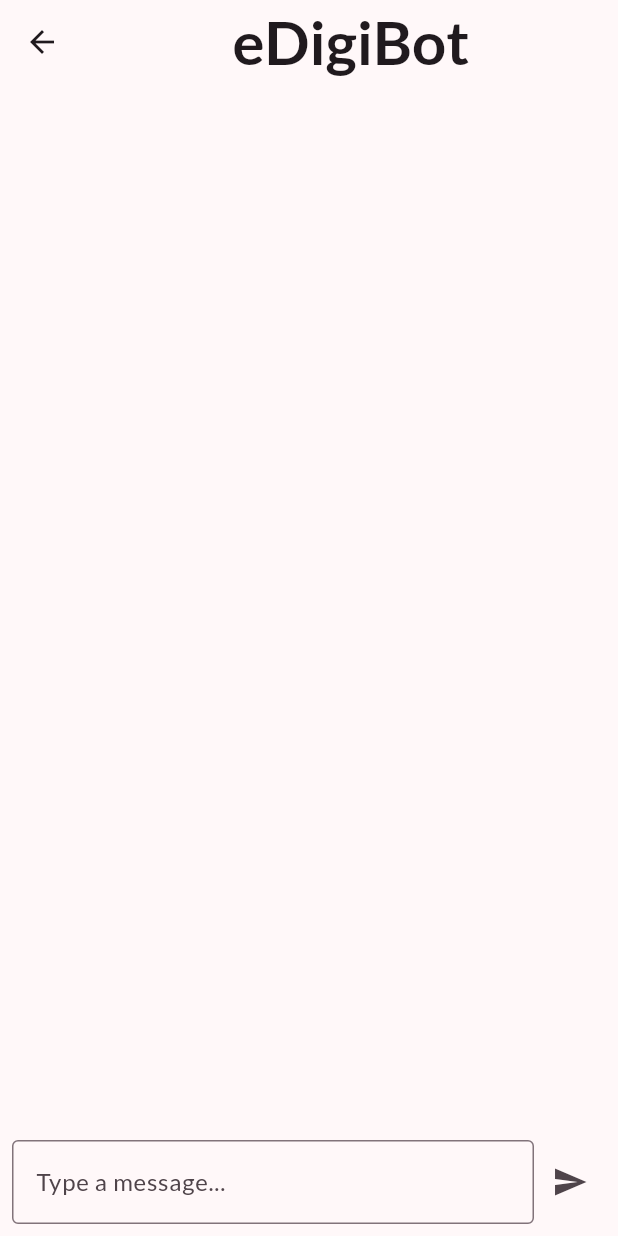
After one commit to Vaibhav2154/eDIGIcator, a Flutter app: the ChatScreen screen opened directly, after a tap on the "send" icon, on a phone screen of 412 x 824 dp. The commit adds this screen. Run offline on Flutter 3.47's test engine with Material 3 defaults, Android fonts, the phone set to English and light mode, and no system bars; our stand-ins replace google_fonts.

Commit message:
Added Chatbot

```diff
--- /dev/null
+++ b/frontend/lib/pages/chat_page.dart
@@ -0,0 +1,102 @@
+import 'package:edigicator/services/gemini_service.dart';
+import 'package:flutter/material.dart';
+
+class ChatScreen extends StatefulWidget {
+  const ChatScreen({super.key});
+
+  @override
+  _ChatScreenState createState() => _ChatScreenState();
+}
+
+class _ChatScreenState extends State<ChatScreen> {
+  final TextEditingController _controller = TextEditingController();
+  final List<Message> _messages = [];
+  final GeminiService _geminiService = GeminiService('YOUR_API_KEY');
+
+  void _sendMessage(String text) async {
+    if (text.isEmpty) return;
+
+    setState(() {
+      _messages.add(Message(text: text, isUser: true));
+      _controller.clear();
+    });
+
+    try {
+      final response = await _geminiService.sendMessage(text);
+      setState(() {
+        _messages.add(Message(text: response, isUser: false));
+      });
+    } catch (e) {
+      setState(() {
+        _messages.add(Message(text: 'Error: $e', isUser: false));
+      });
+    }
+  }
+
+  @override
+  Widget build(BuildContext context) {
+    return Scaffold(
+      appBar: AppBar(title: Align(
+        alignment: Alignment.center,
+        child: Text(
+          'eDigiBot',
+          style: TextStyle(
+            fontWeight: FontWeight.bold,
+            fontSize: 40,
+          ),
+          ),
+      )),
+      body: Column(
+        children: [
+          Expanded(
+            child: ListView.builder(
+              itemCount: _messages.length,
+              itemBuilder: (context, index) {
+                final message = _messages[index];
+                return Align(
+                  alignment: message.isUser ? Alignment.centerRight : Alignment.centerLeft,
+                  child: Container(
+                    margin: EdgeInsets.all(8.0),
+                    padding: EdgeInsets.all(12.0),
+                    decoration: BoxDecoration(
+                      color: message.isUser ?  const Color.fromARGB(255, 129, 171, 204) : Colors.grey[300],
+                      borderRadius: BorderRadius.circular(8.0),
+                    ),
+                    child: Text(message.text),
+                  ),
+                );
+              },
+            ),
+          ),
+          Padding(
+            padding: const EdgeInsets.all(8.0),
+            child: Row(
+              children: [
+                Expanded(
+                  child: TextField(
+                    controller: _controller,
+                    decoration: InputDecoration(
+                      hintText: 'Type a message...',
+                      border: OutlineInputBorder(),
+                    ),
+                  ),
+                ),
+                IconButton(
+                  icon: Icon(Icons.send),
+                  onPressed: () => _sendMessage(_controller.text),
+                ),
+              ],
+            ),
+          ),
+        ],
+      ),
+    );
+  }
+}
+
+class Message {
+  final String text;
+  final bool isUser;
+
+  Message({required this.text, required this.isUser});
+}
--- /dev/null
+++ b/frontend/lib/services/gemini_service.dart
@@ -0,0 +1,32 @@
+import 'dart:convert';
+import 'package:http/http.dart' as http;
+
+class GeminiService {
+  final String apiKey;
+  final String apiUrl = "https://generativelanguage.googleapis.com/v1beta/models/gemini-pro:generateContent";
+
+  GeminiService(this.apiKey);
+
+  Future<String> sendMessage(String message) async {
+    final response = await http.post(
+      Uri.parse('$apiUrl?key=$apiKey'),
+      headers: {'Content-Type': 'application/json'},
+      body: jsonEncode({
+        "contents": [
+          {
+            "parts": [
+              {"text": message}
+            ]
+          }
+        ]
+      }),
+    );
+
+    if (response.statusCode == 200) {
+      final jsonResponse = jsonDecode(response.body);
+      return jsonResponse['candidates'][0]['content']['parts'][0]['text'];
+    } else {
+      throw Exception('Failed to load response');
+    }
+  }
+}
--- a/frontend/pubspec.yaml
+++ b/frontend/pubspec.yaml
@@ -35,6 +35,7 @@ dependencies:
   # Use with the CupertinoIcons class for iOS style icons.
   cupertino_icons: ^1.0.8
   google_fonts: ^6.2.1
+  http:
 
 dev_dependencies:
   flutter_test:
```
Also changed, not shown: frontend/lib/main.dart (+5 -2 lines), frontend/pubspec.lock, 1 other file.
